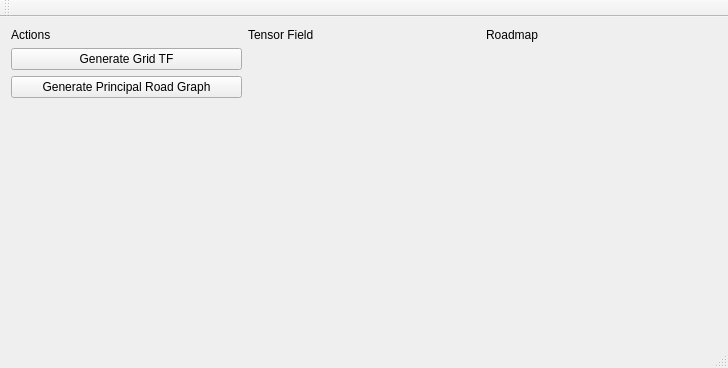
Qt form mainwindow.ui (matthieuheitz/IPSM) before a commit.
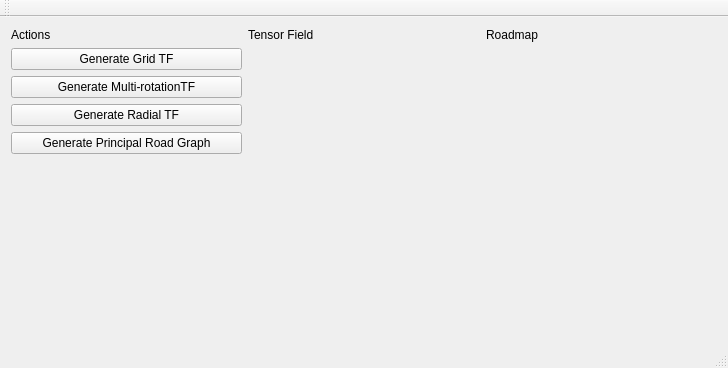
The same form after that commit.

Commit message: ENH: Add different buttons to generate different tensor fields

The edit to the form file:
```diff
--- a/mainwindow.ui
+++ b/mainwindow.ui
@@ -38,14 +38,14 @@
         </property>
        </widget>
       </item>
-      <item row="1" column="0">
+      <item row="3" column="0">
        <widget class="QPushButton" name="buttonGeneratePrincipalRG">
         <property name="text">
          <string>Generate Principal Road Graph</string>
         </property>
        </widget>
       </item>
-      <item row="2" column="0">
+      <item row="4" column="0">
        <spacer name="verticalSpacer">
         <property name="orientation">
          <enum>Qt::Vertical</enum>
@@ -58,6 +58,20 @@
         </property>
        </spacer>
       </item>
+      <item row="1" column="0">
+       <widget class="QPushButton" name="buttonGenerateMultiRotTF">
+        <property name="text">
+         <string>Generate Multi-rotationTF</string>
+        </property>
+       </widget>
+      </item>
+      <item row="2" column="0">
+       <widget class="QPushButton" name="buttonGenerateRadialTF">
+        <property name="text">
+         <string>Generate Radial TF</string>
+        </property>
+       </widget>
+      </item>
      </layout>
     </item>
     <item row="0" column="2">
```
Left out of the diff: 2 changed lines with no effect on the pictures. The commit also changes 3 other files.
